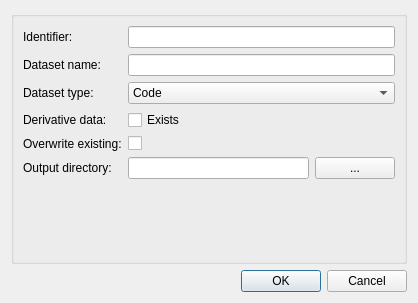
Old version of the form mapclientplugins/generatesdsstep/qt/configuredialog.ui in the repository mapclient-plugins/mapclientplugins.generatesds.
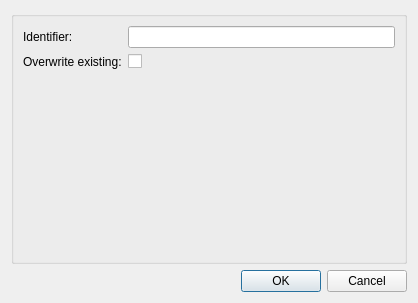
New version of the form.

```diff
--- a/mapclientplugins/generatesdsstep/qt/configuredialog.ui
+++ b/mapclientplugins/generatesdsstep/qt/configuredialog.ui
@@ -31,84 +31,13 @@
        <widget class="QLineEdit" name="lineEdit0"/>
       </item>
       <item row="1" column="0">
-       <widget class="QLabel" name="labelDatasetName">
-        <property name="text">
-         <string>Dataset name:  </string>
-        </property>
-       </widget>
-      </item>
-      <item row="1" column="1">
-       <widget class="QLineEdit" name="lineEditDatasetName"/>
-      </item>
-      <item row="2" column="0">
-       <widget class="QLabel" name="labelDatasetType">
-        <property name="text">
-         <string>Dataset type:  </string>
-        </property>
-       </widget>
-      </item>
-      <item row="2" column="1">
-       <widget class="QComboBox" name="comboBoxDatasetType">
-        <item>
-         <property name="text">
-          <string>Code</string>
-         </property>
-        </item>
-        <item>
-         <property name="text">
-          <string>Experiment</string>
-         </property>
-        </item>
-        <item>
-         <property name="text">
-          <string>Scaffold</string>
-         </property>
-        </item>
-       </widget>
-      </item>
-      <item row="3" column="0">
-       <widget class="QLabel" name="labelDerivativeData">
-        <property name="text">
-         <string>Derivative data:  </string>
-        </property>
-       </widget>
-      </item>
-      <item row="3" column="1">
-       <widget class="QCheckBox" name="checkBoxDerivativeDataExists">
-        <property name="text">
-         <string>Exists</string>
-        </property>
-       </widget>
-      </item>
-      <item row="5" column="0">
-       <widget class="QLabel" name="labelOutputDirectory">
-        <property name="text">
-         <string>Output directory:  </string>
-        </property>
-       </widget>
-      </item>
-      <item row="5" column="1">
-       <layout class="QHBoxLayout" name="horizontalLayout">
-        <item>
-         <widget class="QLineEdit" name="lineEditDirectoryLocation"/>
-        </item>
-        <item>
-         <widget class="QPushButton" name="pushButtonDirectoryChooser">
-          <property name="text">
-           <string>...</string>
-          </property>
-         </widget>
-        </item>
-       </layout>
-      </item>
-      <item row="4" column="0">
        <widget class="QLabel" name="labelOverwriteExisting">
         <property name="text">
          <string>Overwrite existing:</string>
         </property>
        </widget>
       </item>
-      <item row="4" column="1">
+      <item row="1" column="1">
        <widget class="QCheckBox" name="checkBoxOverwriteExisting">
         <property name="text">
          <string/>
```
Left out of the diff: 4 changed lines with no effect on the pictures.
